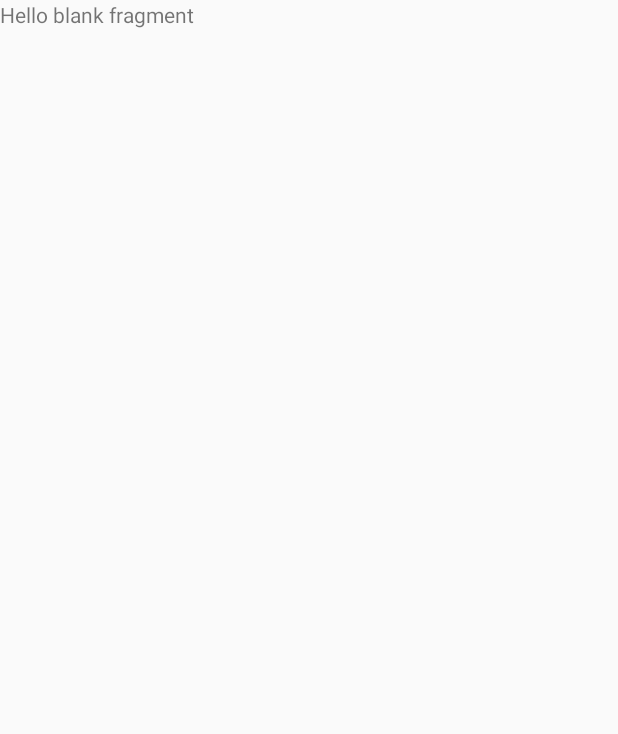
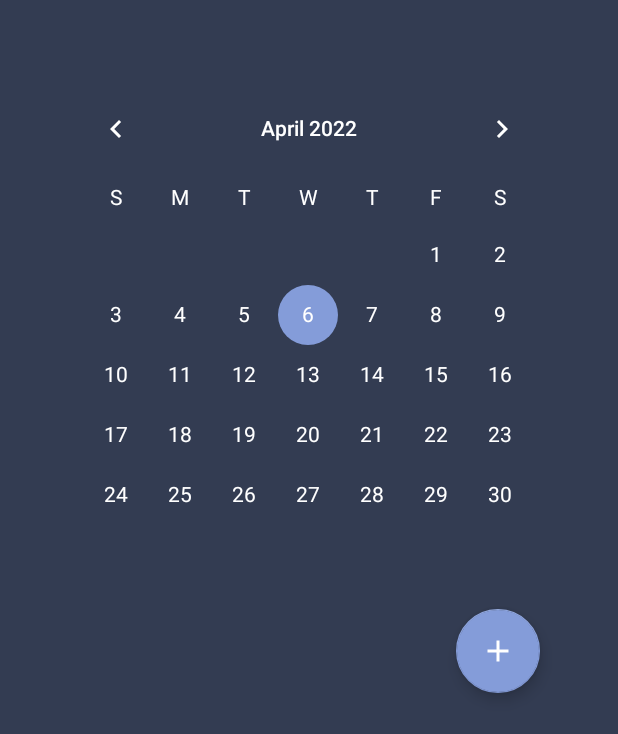
Before and after one commit to xxroman-tech/BeActive, an Android app: the MainApplication screen opened through its navigation route, on a phone screen of 412 x 824 dp. Before the commit the part shown is almost empty. Shown: the top 734 px of the screen. Run offline under Robolectric (Android 15) with nearby library versions, the phone set to English and light mode, and no system bars.

Commit message:
#6 mainApplication Fragment
Fragment ktory bude sluzit ako hlavna funkcionalita aplikacie

```diff
--- a/app/src/main/java/com/romanlojko/beactive/LoginFragment.kt
+++ b/app/src/main/java/com/romanlojko/beactive/LoginFragment.kt
@@ -33,7 +33,7 @@ class LoginFragment : Fragment() {
         binding = FragmentLoginBinding.inflate(layoutInflater)
 
         binding.loginButton.setOnClickListener { view : View ->
-            view.findNavController().navigate(R.id.action_loginFragment2_to_test)
+            view.findNavController().navigate(R.id.action_loginFragment2_to_mainApplication)
         }
 
 
--- a/app/src/main/java/com/romanlojko/beactive/MainApplication.kt
+++ b/app/src/main/java/com/romanlojko/beactive/MainApplication.kt
@@ -1,10 +1,14 @@
 package com.romanlojko.beactive
 
 import android.os.Bundle
+import android.text.style.TtsSpan
 import androidx.fragment.app.Fragment
 import android.view.LayoutInflater
 import android.view.View
 import android.view.ViewGroup
+import com.romanlojko.beactive.databinding.FragmentLoginBinding
+import com.romanlojko.beactive.databinding.FragmentMainApplicationBinding
+import java.util.*
 
 // TODO: Rename parameter arguments, choose names that match
 // the fragment initialization parameters, e.g. ARG_ITEM_NUMBER
@@ -18,12 +22,16 @@ private const val ARG_PARAM2 = "param2"
  */
 class MainApplication : Fragment() {
 
+    lateinit var binding: FragmentMainApplicationBinding
+
     override fun onCreateView(
         inflater: LayoutInflater, container: ViewGroup?,
         savedInstanceState: Bundle?
     ): View? {
-        // Inflate the layout for this fragment
-        return inflater.inflate(R.layout.fragment_main_application, container, false)
+
+        binding = FragmentMainApplicationBinding.inflate(layoutInflater)
+
+        return binding.root
     }
 
 }
--- a/app/src/main/java/com/romanlojko/beactive/Test.kt
+++ /dev/null
@@ -1,29 +0,0 @@
-package com.romanlojko.beactive
-
-import android.os.Bundle
-import androidx.fragment.app.Fragment
-import android.view.LayoutInflater
-import android.view.View
-import android.view.ViewGroup
-
-// TODO: Rename parameter arguments, choose names that match
-// the fragment initialization parameters, e.g. ARG_ITEM_NUMBER
-private const val ARG_PARAM1 = "param1"
-private const val ARG_PARAM2 = "param2"
-
-/**
- * A simple [Fragment] subclass.
- * Use the [Test.newInstance] factory method to
- * create an instance of this fragment.
- */
-class Test : Fragment() {
-
-    override fun onCreateView(
-        inflater: LayoutInflater, container: ViewGroup?,
-        savedInstanceState: Bundle?
-    ): View? {
-        // Inflate the layout for this fragment
-        return inflater.inflate(R.layout.fragment_test, container, false)
-    }
-
-}
--- a/app/src/main/res/layout/fragment_main_application.xml
+++ b/app/src/main/res/layout/fragment_main_application.xml
@@ -1,14 +1,68 @@
 <?xml version="1.0" encoding="utf-8"?>
 <FrameLayout xmlns:android="http://schemas.android.com/apk/res/android"
     xmlns:tools="http://schemas.android.com/tools"
+    xmlns:app="http://schemas.android.com/apk/res-auto"
     android:layout_width="match_parent"
     android:layout_height="match_parent"
     tools:context=".MainApplication">
 
-    <!-- TODO: Update blank fragment layout -->
-    <TextView
+    <androidx.constraintlayout.widget.ConstraintLayout
         android:layout_width="match_parent"
         android:layout_height="match_parent"
-        android:text="@string/hello_blank_fragment" />
+        android:padding="36dp"
+        android:background="@color/background">
 
+        <LinearLayout
+            android:layout_width="match_parent"
+            android:layout_height="match_parent"
+            android:orientation="vertical"
+            app:layout_constraintBottom_toBottomOf="parent"
+            app:layout_constraintEnd_toEndOf="parent"
+            app:layout_constraintStart_toStartOf="parent"
+            app:layout_constraintTop_toTopOf="parent">
+
+            <CalendarView
+                android:id="@+id/CalendarView"
+                android:layout_width="wrap_content"
+                android:layout_height="wrap_content"
+                android:layout_marginTop="16dp"
+                android:background="@color/background"
+                android:dateTextAppearance="@style/CalenderViewDateCustomText"
+                android:theme="@style/CalenderViewCustom"
+                android:weekDayTextAppearance="@style/CalenderViewDateCustomText"
+                app:layout_constraintEnd_toEndOf="parent"
+                app:layout_constraintStart_toStartOf="parent" />
+
+            <ScrollView
+                android:layout_width="match_parent"
+                android:layout_height="wrap_content"
+                android:id="@+id/scrollview">
+
+                <LinearLayout
+                    android:layout_width="match_parent"
+                    android:layout_height="wrap_content"
+                    android:orientation="vertical">
+
+                    <androidx.recyclerview.widget.RecyclerView
+                        android:id="@+id/activityZoznam"
+                        android:layout_width="match_parent"
+                        android:layout_height="match_parent" />
+                </LinearLayout>
+            </ScrollView>
+
+            <com.google.android.material.floatingactionbutton.FloatingActionButton
+                android:id="@+id/fab"
+                android:layout_width="wrap_content"
+                android:layout_height="wrap_content"
+                android:layout_gravity="end|bottom"
+                android:layout_margin="16dp"
+                app:layout_anchor="@id/scrollview"
+                android:src="@drawable/outline_add_white_24dp"
+                app:layout_anchorGravity="bottom|right|end"
+                app:backgroundTint="@color/button"
+                tools:ignore="MissingConstraints" />
+
+        </LinearLayout>
+
+    </androidx.constraintlayout.widget.ConstraintLayout>
 </FrameLayout>
--- a/app/src/main/res/layout/fragment_test.xml
+++ /dev/null
@@ -1,14 +0,0 @@
-<?xml version="1.0" encoding="utf-8"?>
-<FrameLayout xmlns:android="http://schemas.android.com/apk/res/android"
-    xmlns:tools="http://schemas.android.com/tools"
-    android:layout_width="match_parent"
-    android:layout_height="match_parent"
-    tools:context=".Test">
-
-    <!-- TODO: Update blank fragment layout -->
-    <TextView
-        android:layout_width="match_parent"
-        android:layout_height="match_parent"
-        android:text="@string/hello_blank_fragment" />
-
-</FrameLayout>
--- a/app/src/main/res/navigation/navigation.xml
+++ b/app/src/main/res/navigation/navigation.xml
@@ -5,18 +5,10 @@
     android:id="@+id/navigation"
     app:startDestination="@id/loginFragment2">
     <fragment
-        android:id="@+id/test"
-        android:name="com.romanlojko.beactive.Test"
-        android:label="fragment_test"
-        tools:layout="@layout/fragment_test" />
-    <fragment
         android:id="@+id/loginFragment2"
         android:name="com.romanlojko.beactive.LoginFragment"
         android:label="fragment_login"
         tools:layout="@layout/fragment_login" >
-        <action
-            android:id="@+id/action_loginFragment2_to_test"
-            app:destination="@id/test" />
         <action
             android:id="@+id/action_loginFragment2_to_mainApplication"
             app:destination="@id/mainApplication" />
--- a/app/src/main/res/values/style.xml
+++ b/app/src/main/res/values/style.xml
@@ -19,4 +19,15 @@
         <item name="cornerFamily">rounded</item>
         <item name="cornerSize">16dp</item>
     </style>
+
+    <style name="CalenderViewCustom" parent="Theme.AppCompat">
+        <item name="colorAccent">@color/button</item>
+        <item name="colorPrimary">@color/white</item>
+    </style>
+
+    <style name="CalenderViewDateCustomText" parent="android:TextAppearance.DeviceDefault.Small">
+        <item name="android:textColor">@color/white</item>
+        <item name="android:weekNumberColor">@color/background</item>
+        <item name="android:headerYearTextAppearance">@color/white</item>
+    </style>
 </resources>
```
Also changed, not shown: app/src/main/res/drawable/outline_add_white_24dp.png (added).
